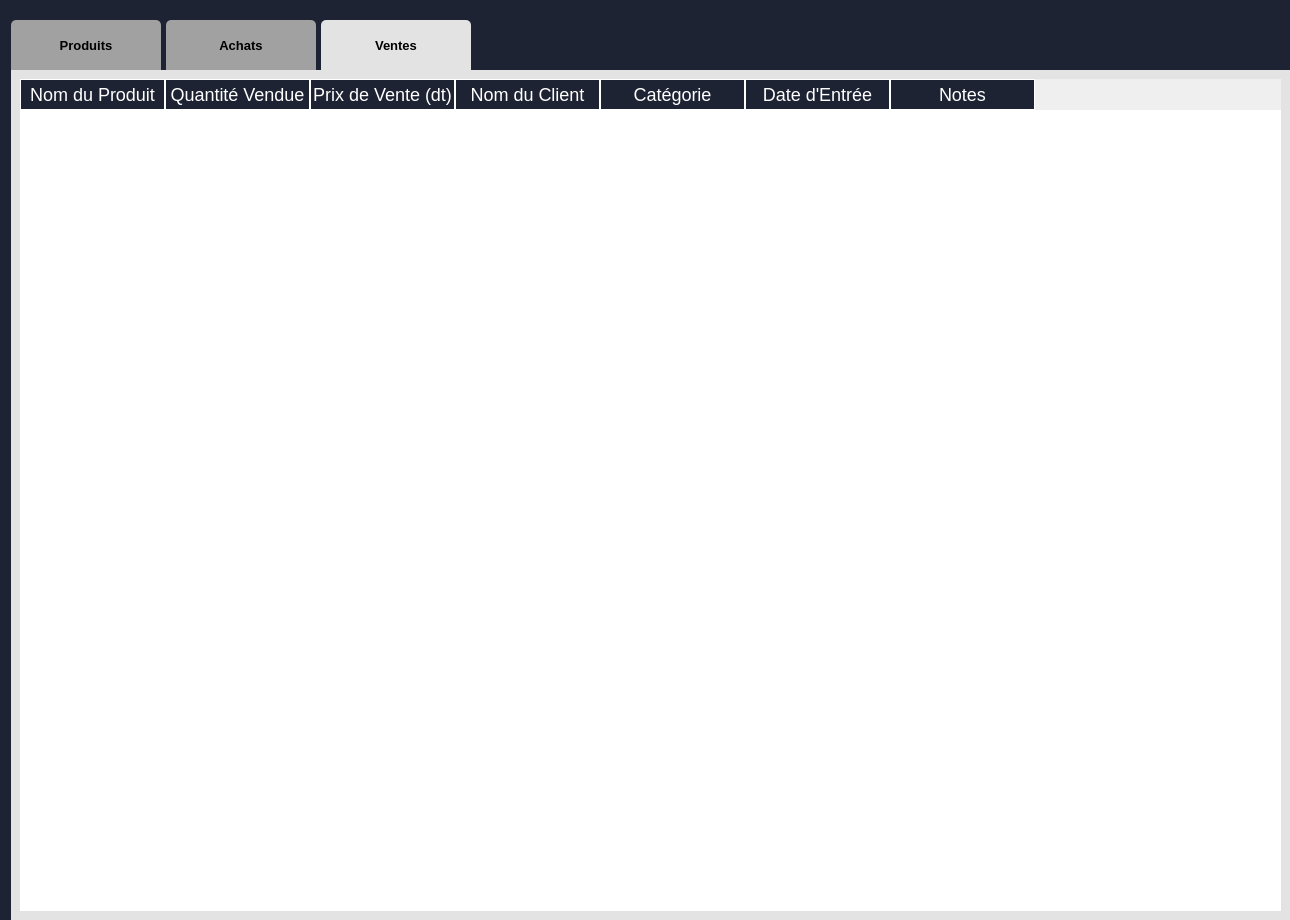
Qt form styles/main.ui (MoadhOueslati/Product-Management-Software-6) before a commit.
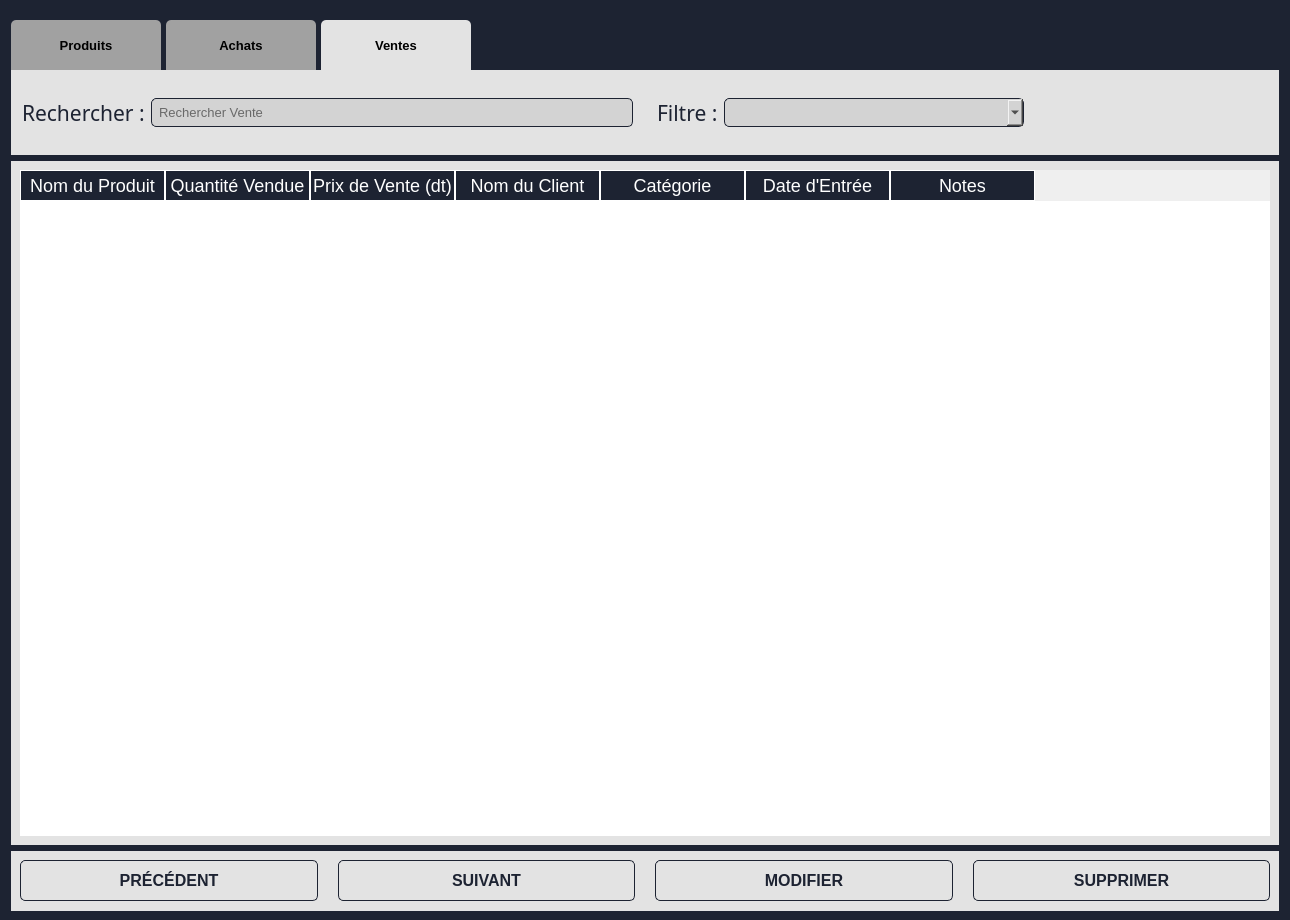
The same form after that commit. The open tabs and pages were chosen to show the change. Icons and pictures are not drawn.

Commit message: i added searching widgets for purchases & sales tabs

What changed in the file:
```diff
--- a/styles/main.ui
+++ b/styles/main.ui
@@ -103,24 +103,40 @@
 
 
 /* Bottom Containers (Buttons) */
-#nouveauButton, #enregistrerButton, #precedentButton, #suivantButton, #modifierButton, #annulerButton, #supprimerButton{
+#produitBottomContainer QPushButton,
+#achatBottomContainer QPushButton,
+#venteBottomContainer QPushButton{
 padding: 10px;
 color: rgb(29, 35, 50);
 }
 
-#bottomContainer{
+#produitBottomContainer, #achatBottomContainer,#venteBottomContainer{
 background-color: rgb(227, 227, 227)
 }
 
 
 /* Second Tab */
 #tab_2{
- background-color:  rgb(227, 227, 227);
+ background-color:   rgb(29, 35, 50);
+}
+#achatSearchingWidget{
+background-color: rgb(227, 227, 227)
+}
+
+#tableOuterWidget_2{
+background-color: rgb(227, 227, 227)
 }
 
 /* Third Tab */
 #tab_3{
- background-color:  rgb(227, 227, 227);
+ background-color:   rgb(29, 35, 50);
+}
+#venteSearchingWidget{
+background-color: rgb(227, 227, 227)
+}
+
+#tableOuterWidget_3{
+background-color: rgb(227, 227, 227)
 }
 
 </string>
@@ -1233,7 +1249,145 @@
        <attribute name="title">
         <string>Ventes</string>
        </attribute>
-       <layout class="QVBoxLayout" name="verticalLayout_7">
+       <layout class="QVBoxLayout" name="verticalLayout_7" stretch="1,8,1">
+        <property name="leftMargin">
+         <number>0</number>
+        </property>
+        <property name="topMargin">
+         <number>0</number>
+        </property>
+        <property name="rightMargin">
+         <number>11</number>
+        </property>
+        <item>
+         <widget class="QWidget" name="venteSearchingWidget" native="true">
+          <property name="styleSheet">
+           <string notr="true"/>
+          </property>
+          <layout class="QHBoxLayout" name="horizontalLayout_9">
+           <property name="leftMargin">
+            <number>0</number>
+           </property>
+           <property name="topMargin">
+            <number>0</number>
+           </property>
+           <property name="rightMargin">
+            <number>0</number>
+           </property>
+           <property name="bottomMargin">
+            <number>0</number>
+           </property>
+           <item>
+            <widget class="QWidget" name="widget_5" native="true">
+             <property name="maximumSize">
+              <size>
+               <width>800</width>
+               <height>16777215</height>
+              </size>
+             </property>
+             <layout class="QHBoxLayout" name="horizontalLayout_7">
+              <property name="leftMargin">
+               <number>11</number>
+              </property>
+              <item>
+               <widget class="QLabel" name="label_14">
+                <property name="font">
+                 <font>
+                  <family>Bahnschrift SemiBold Condensed</family>
+                  <pointsize>16</pointsize>
+                  <weight>50</weight>
+                  <bold>false</bold>
+                 </font>
+                </property>
+                <property name="text">
+                 <string>Rechercher :</string>
+                </property>
+               </widget>
+              </item>
+              <item>
+               <widget class="QLineEdit" name="lineEdit">
+                <property name="font">
+                 <font>
+                  <pointsize>10</pointsize>
+                 </font>
+                </property>
+                <property name="styleSheet">
+                 <string notr="true">background-color: lightgray;
+</string>
+                </property>
+                <property name="placeholderText">
+                 <string>Rechercher Vente</string>
+                </property>
+               </widget>
+              </item>
+             </layout>
+            </widget>
+           </item>
+           <item>
+            <widget class="QWidget" name="widget_6" native="true">
+             <layout class="QHBoxLayout" name="horizontalLayout_8">
+              <item>
+               <widget class="QLabel" name="label_15">
+                <property name="font">
+                 <font>
+                  <family>Bahnschrift SemiBold Condensed</family>
+                  <pointsize>16</pointsize>
+                  <weight>50</weight>
+                  <bold>false</bold>
+                 </font>
+                </property>
+                <property name="text">
+                 <string>Filtre :</string>
+                </property>
+               </widget>
+              </item>
+              <item>
+               <widget class="QComboBox" name="comboBox">
+                <property name="minimumSize">
+                 <size>
+                  <width>300</width>
+                  <height>0</height>
+                 </size>
+                </property>
+                <property name="font">
+                 <font>
+                  <pointsize>10</pointsize>
+                 </font>
+                </property>
+                <property name="styleSheet">
+                 <string notr="true">background-color: lightgray;
+</string>
+                </property>
+               </widget>
+              </item>
+              <item>
+               <spacer name="horizontalSpacer">
+                <property name="orientation">
+                 <enum>Qt::Horizontal</enum>
+                </property>
+                <property name="sizeHint" stdset="0">
+                 <size>
+                  <width>40</width>
+                  <height>20</height>
+                 </size>
+                </property>
+               </spacer>
+              </item>
+             </layout>
+            </widget>
+           </item>
+          </layout>
+         </widget>
+        </item>
+        <item>
+         <widget class="QWidget" name="tableOuterWidget_2" native="true">
+          <property name="minimumSize">
+           <size>
+            <width>0</width>
+            <height>100</height>
+           </size>
+          </property>
+          <layout class="QVBoxLayout" name="verticalLayout_8">
         <item>
          <widget class="QTableWidget" name="venteTableWidget">
           <property name="font">
@@ -1352,6 +1506,132 @@
             <string>Notes</string>
            </property>
           </column>
+            </widget>
+           </item>
+          </layout>
+         </widget>
+        </item>
+        <item>
+         <widget class="QWidget" name="venteBottomContainer" native="true">
+          <property name="maximumSize">
+           <size>
+            <width>16777215</width>
+            <height>60</height>
+           </size>
+          </property>
+          <layout class="QHBoxLayout" name="horizontalLayout_6">
+           <property name="spacing">
+            <number>20</number>
+           </property>
+           <item>
+            <widget class="QPushButton" name="ventePrecedentButton">
+             <property name="font">
+              <font>
+               <pointsize>12</pointsize>
+               <weight>75</weight>
+               <bold>true</bold>
+              </font>
+             </property>
+             <property name="cursor">
+              <cursorShape>PointingHandCursor</cursorShape>
+             </property>
+             <property name="text">
+              <string>PRÉCÉDENT</string>
+             </property>
+             <property name="icon">
+              <iconset resource="../interface_images.qrc">
+               <normaloff>:/newPrefix/pictures/back.png</normaloff>:/newPrefix/pictures/back.png</iconset>
+             </property>
+             <property name="iconSize">
+              <size>
+               <width>25</width>
+               <height>25</height>
+              </size>
+             </property>
+            </widget>
+           </item>
+           <item>
+            <widget class="QPushButton" name="venteSuivantButton">
+             <property name="font">
+              <font>
+               <pointsize>12</pointsize>
+               <weight>75</weight>
+               <bold>true</bold>
+              </font>
+             </property>
+             <property name="cursor">
+              <cursorShape>PointingHandCursor</cursorShape>
+             </property>
+             <property name="text">
+              <string>SUIVANT</string>
+             </property>
+             <property name="icon">
+              <iconset resource="../interface_images.qrc">
+               <normaloff>:/newPrefix/pictures/next.png</normaloff>:/newPrefix/pictures/next.png</iconset>
+             </property>
+             <property name="iconSize">
+              <size>
+               <width>25</width>
+               <height>25</height>
+              </size>
+             </property>
+            </widget>
+           </item>
+           <item>
+            <widget class="QPushButton" name="venteModifierButton">
+             <property name="font">
+              <font>
+               <pointsize>12</pointsize>
+               <weight>75</weight>
+               <bold>true</bold>
+              </font>
+             </property>
+             <property name="cursor">
+              <cursorShape>PointingHandCursor</cursorShape>
+             </property>
+             <property name="text">
+              <string>MODIFIER</string>
+             </property>
+             <property name="icon">
+              <iconset resource="../interface_images.qrc">
+               <normaloff>:/newPrefix/pictures/editing.png</normaloff>:/newPrefix/pictures/editing.png</iconset>
+             </property>
+             <property name="iconSize">
+              <size>
+               <width>30</width>
+               <height>30</height>
+              </size>
+             </property>
+            </widget>
+           </item>
+           <item>
+            <widget class="QPushButton" name="venteSupprimerButton">
+             <property name="font">
+              <font>
+               <pointsize>12</pointsize>
+               <weight>75</weight>
+               <bold>true</bold>
+              </font>
+             </property>
+             <property name="cursor">
+              <cursorShape>PointingHandCursor</cursorShape>
+             </property>
+             <property name="text">
+              <string>SUPPRIMER</string>
+             </property>
+             <property name="icon">
+              <iconset resource="../interface_images.qrc">
+               <normaloff>:/newPrefix/pictures/delete.png</normaloff>:/newPrefix/pictures/delete.png</iconset>
+             </property>
+             <property name="iconSize">
+              <size>
+               <width>30</width>
+               <height>30</height>
+              </size>
+             </property>
+            </widget>
+           </item>
+          </layout>
          </widget>
         </item>
        </layout>
```
Left out of the diff: 262 changed lines with no effect on the pictures. Lines whose indentation alone changed are shown as unchanged. The commit also changes 2 other files.
